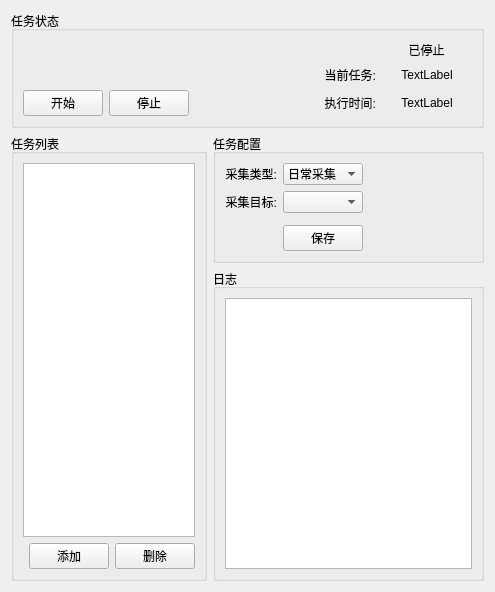
Before: the Qt Designer form MBAutoFarm.ui in koudaiNEW/MBAutoFarm, drawn with Qt 5.
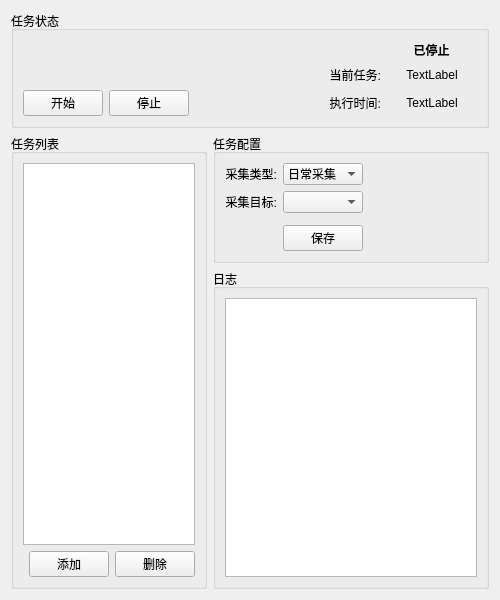
After: the same form once the commit is applied.

Commit message: fix: 添加任务状态、执行时间信息刷新显示

Patch:
```diff
--- a/MBAutoFarm.ui
+++ b/MBAutoFarm.ui
@@ -6,8 +6,8 @@
    <rect>
     <x>0</x>
     <y>0</y>
-    <width>495</width>
-    <height>592</height>
+    <width>500</width>
+    <height>600</height>
    </rect>
   </property>
   <property name="windowTitle">
@@ -87,6 +87,12 @@
       </item>
       <item row="0" column="6">
        <widget class="QLabel" name="taskStatusLabel">
+        <property name="font">
+         <font>
+          <pointsize>9</pointsize>
+          <bold>true</bold>
+         </font>
+        </property>
         <property name="text">
          <string>        已停止        </string>
         </property>
```
The commit also changes 2 other files.
